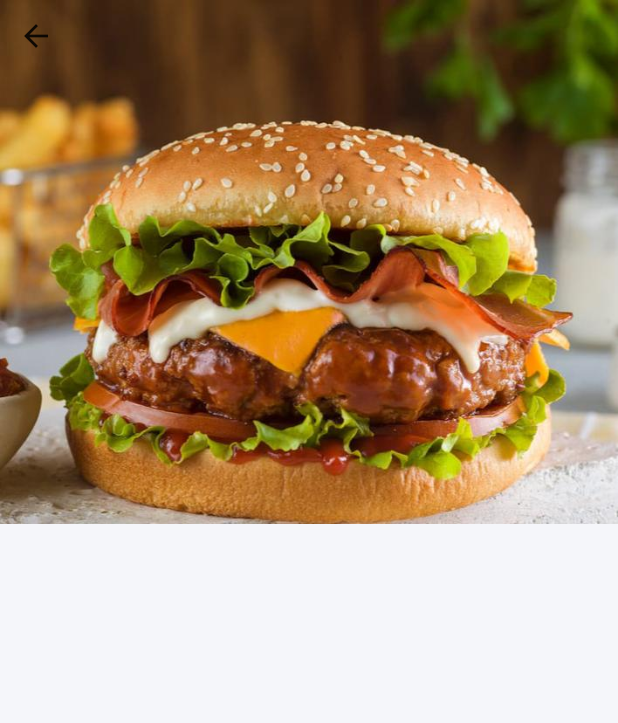
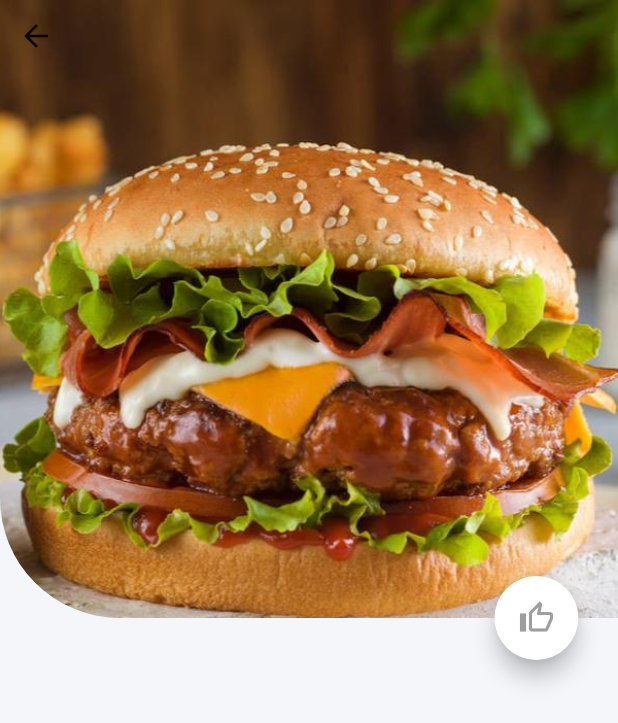
Before and after one commit to GuillermoPerez32/flutter_tohme_frontend, a Flutter app: the screen it shows after launch, after a tap on "Item Name", on a phone screen of 412 x 824 dp. Shown: the top 723 px of the screen. Run offline on Flutter 3.47's test engine with Material 2 defaults, Android fonts, the phone set to English and light mode, and no system bars; our stand-ins replace bloc, flutter_bloc, freezed_annotation.

Commit message:
Updated Detail View

```diff
--- a/lib/presentation/pages/product_detail.dart
+++ b/lib/presentation/pages/product_detail.dart
@@ -12,27 +12,15 @@ class ProductDetailPage extends StatelessWidget {
 
   @override
   Widget build(BuildContext context) {
+    final Size _screenSize = MediaQuery.of(context).size;
     return Scaffold(
       body: ListView(
         children: [
           Stack(
             children: [
-              Column(
-                children: [
-                  Hero(
-                    child: Image(image: AssetImage(imgRoute)),
-                    tag: id,
-                  ),
-                ],
-              ),
-              Row(
-                children: [
-                  IconButton(
-                    onPressed: () => Navigator.of(context).pop(),
-                    icon: const Icon(Icons.arrow_back),
-                  ),
-                ],
-              )
+              _Body(imgRoute: imgRoute, screenSize: _screenSize, id: id),
+              const _AppBar(),
+              _LikeButton(screenSize: _screenSize),
             ],
           ),
         ],
@@ -40,3 +28,89 @@ class ProductDetailPage extends StatelessWidget {
     );
   }
 }
+
+class _LikeButton extends StatelessWidget {
+  const _LikeButton({
+    Key? key,
+    required Size screenSize,
+  })  : _screenSize = screenSize,
+        super(key: key);
+
+  final Size _screenSize;
+
+  @override
+  Widget build(BuildContext context) {
+    return Positioned(
+      left: _screenSize.width * .8,
+      height: _screenSize.height,
+      child: FloatingActionButton(
+        onPressed: () {},
+        child: Icon(
+          Icons.thumb_up_alt_outlined,
+          color: Colors.grey,
+        ),
+        backgroundColor: Colors.white,
+      ),
+    );
+  }
+}
+
+class _Body extends StatelessWidget {
+  const _Body({
+    Key? key,
+    required this.imgRoute,
+    required Size screenSize,
+    required this.id,
+  })  : _screenSize = screenSize,
+        super(key: key);
+
+  final String imgRoute;
+  final Size _screenSize;
+  final String id;
+
+  @override
+  Widget build(BuildContext context) {
+    return Column(
+      mainAxisSize: MainAxisSize.max,
+      children: [
+        Hero(
+          child: ClipRRect(
+            borderRadius: BorderRadius.only(
+              bottomLeft: Radius.circular(
+                80,
+              ),
+            ),
+            child: Image(
+              image: AssetImage(imgRoute),
+              height: _screenSize.height * .5,
+              width: _screenSize.width,
+              fit: BoxFit.cover,
+            ),
+          ),
+          tag: id,
+        ),
+        SizedBox(
+          height: _screenSize.height * .5,
+        )
+      ],
+    );
+  }
+}
+
+class _AppBar extends StatelessWidget {
+  const _AppBar({
+    Key? key,
+  }) : super(key: key);
+
+  @override
+  Widget build(BuildContext context) {
+    return Row(
+      children: [
+        IconButton(
+          onPressed: () => Navigator.of(context).pop(),
+          icon: const Icon(Icons.arrow_back),
+        ),
+      ],
+    );
+  }
+}
```
